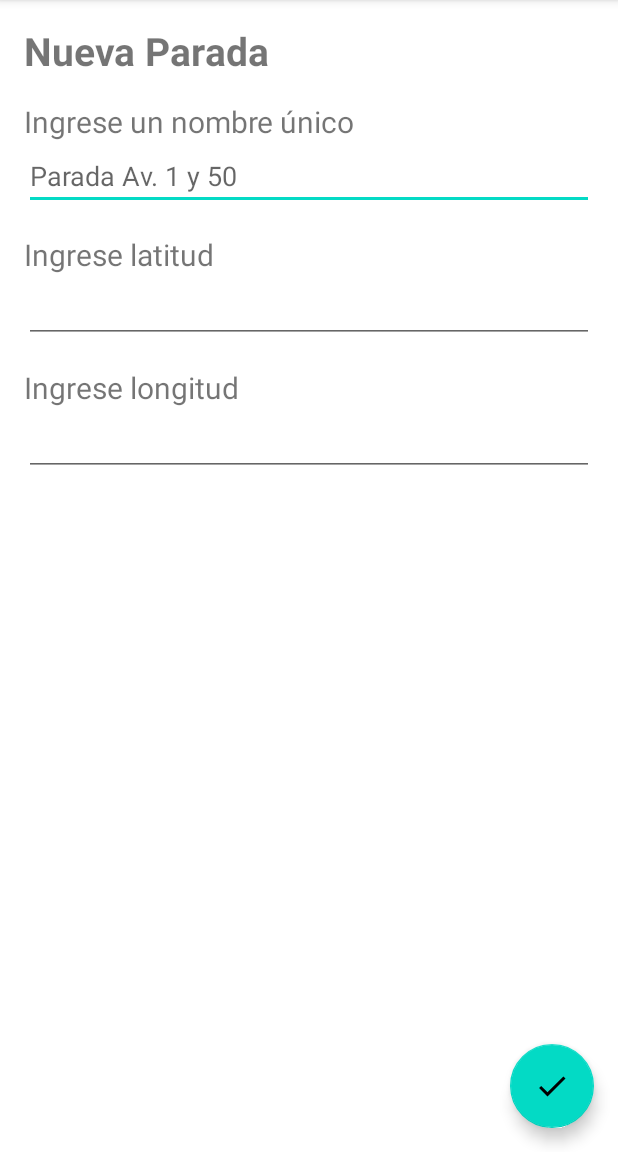
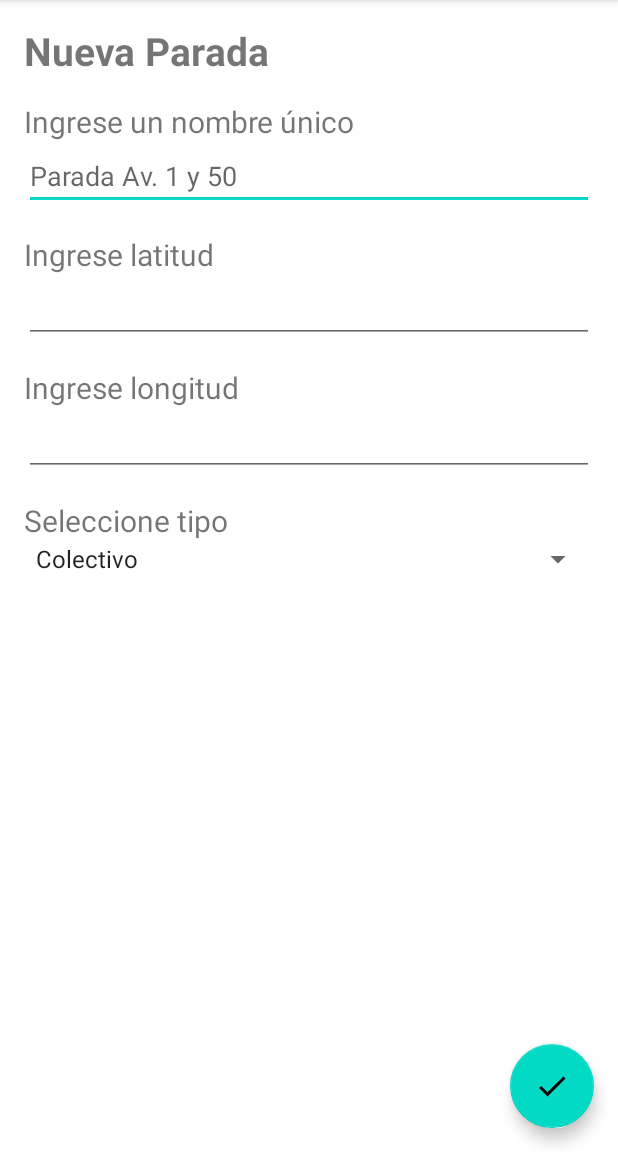
Before and after one commit to sergiocld99/android-colectilog, an Android app: the StopCreator screen opened directly, with no data from a screen before it, on a phone screen of 412 x 824 dp, the part 84-1236 px from its top. Run offline under Robolectric (Android 15) with nearby library versions, the phone set to English and light mode, and no system bars.

```diff
--- a/app/src/main/java/cs10/apps/travels/tracer/ui/stops/StopCreator.java
+++ b/app/src/main/java/cs10/apps/travels/tracer/ui/stops/StopCreator.java
@@ -1,6 +1,9 @@
 package cs10.apps.travels.tracer.ui.stops;
 
 import android.os.Bundle;
+import android.view.View;
+import android.widget.AdapterView;
+import android.widget.ArrayAdapter;
 import android.widget.Toast;
 
 import androidx.appcompat.app.AppCompatActivity;
@@ -12,8 +15,9 @@ import cs10.apps.travels.tracer.db.MiDB;
 import cs10.apps.travels.tracer.db.ParadasDao;
 import cs10.apps.travels.tracer.model.Parada;
 
-public class StopCreator extends AppCompatActivity {
+public class StopCreator extends AppCompatActivity implements AdapterView.OnItemSelectedListener {
     private ContentStopCreatorBinding content;
+    private int type;
 
     private final String[] messages = {
             "Parada creada con éxito",
@@ -35,6 +39,13 @@ public class StopCreator extends AppCompatActivity {
 
         binding.fab.setOnClickListener(view -> new Thread(this::performDone, "performDone").start());
         content.tvTitle.setText(getString(R.string.new_stop));
+
+        // Selector
+        String[] options = {"Colectivo", "Tren"};
+        ArrayAdapter<String> aa = new ArrayAdapter<>(this,android.R.layout.simple_spinner_item, options);
+        aa.setDropDownViewResource(android.R.layout.simple_spinner_dropdown_item);
+        content.selectorType.setAdapter(aa);
+        content.selectorType.setOnItemSelectedListener(this);
     }
 
     private void performDone(){
@@ -61,6 +72,7 @@ public class StopCreator extends AppCompatActivity {
             parada.setNombre(stopName);
             parada.setLatitud(Double.parseDouble(latitude));
             parada.setLongitud(Double.parseDouble(longitude));
+            parada.setTipo(type);
             dao.insert(parada);
         } catch(NumberFormatException e){
             e.printStackTrace();
@@ -71,4 +83,14 @@ public class StopCreator extends AppCompatActivity {
 
         return 0;
     }
+
+    @Override
+    public void onItemSelected(AdapterView<?> adapterView, View view, int i, long l) {
+        type = i;
+    }
+
+    @Override
+    public void onNothingSelected(AdapterView<?> adapterView) {
+
+    }
 }
--- a/app/src/main/res/layout/content_stop_creator.xml
+++ b/app/src/main/res/layout/content_stop_creator.xml
@@ -3,6 +3,7 @@
     xmlns:app="http://schemas.android.com/apk/res-auto"
     android:layout_width="match_parent"
     android:layout_height="match_parent"
+    xmlns:tools="http://schemas.android.com/tools"
     android:padding="16dp"
     app:layout_behavior="@string/appbar_scrolling_view_behavior">
 
@@ -63,6 +64,19 @@
             android:inputType="numberDecimal|numberSigned"
             android:autofillHints="coordinate"/>
 
+        <TextView
+            android:layout_width="match_parent"
+            android:layout_height="wrap_content"
+            android:text="@string/select_type"
+            android:layout_marginTop="16dp"
+            android:textSize="20sp"/>
+
+        <Spinner
+            android:id="@+id/selector_type"
+            android:layout_width="match_parent"
+            android:layout_height="wrap_content"
+            tools:listitem="@android:layout/simple_expandable_list_item_1"/>
+
     </LinearLayout>
 
 </androidx.constraintlayout.widget.ConstraintLayout>
--- a/app/src/main/res/values/strings.xml
+++ b/app/src/main/res/values/strings.xml
@@ -32,4 +32,5 @@
     <string name="stops">Paradas</string>
     <string name="editing_stop">Editando Parada</string>
     <string name="action_delete">Borrar</string>
+    <string name="select_type">Seleccione tipo</string>
 </resources>
```
Also changed, not shown: app/src/main/java/cs10/apps/travels/tracer/adapter/StopsAdapter.java (+9 -0 lines), app/src/main/java/cs10/apps/travels/tracer/db/MiDB.java (+10 -3 lines), app/src/main/java/cs10/apps/travels/tracer/model/Parada.java (+9 -0 lines), app/src/main/java/cs10/apps/travels/tracer/ui/stops/StopEditor.java (+24 -1 lines), app/src/main/res/layout/item_stop.xml (+14 -1 lines).
